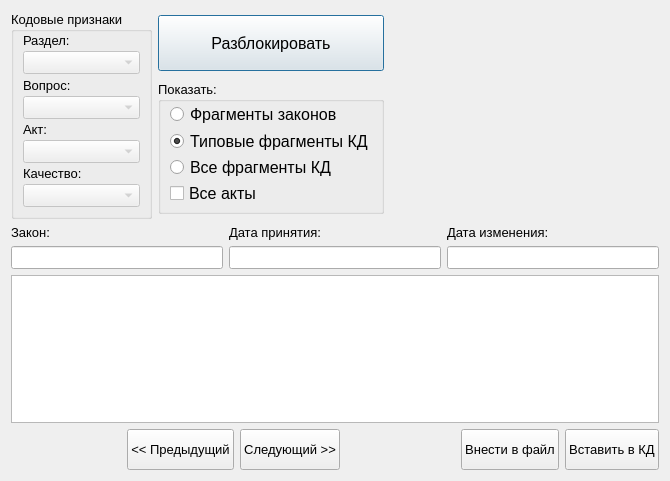
Before: the Qt Designer form knowledgebase.ui in YakSid/KDC_RSREU, drawn with Qt 5.
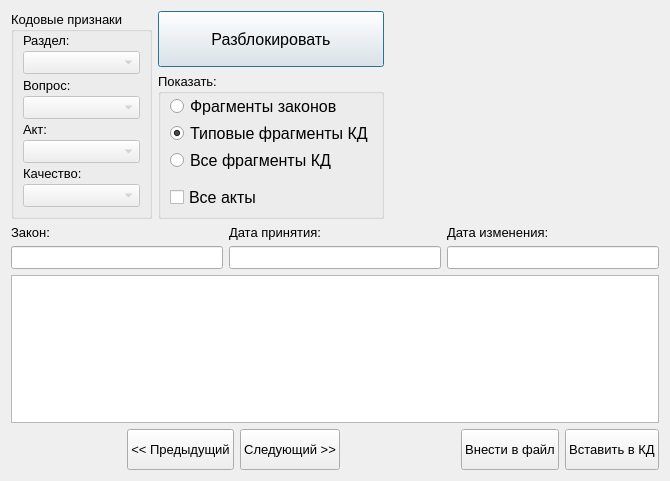
After: the same form once the commit is applied.

```diff
--- a/knowledgebase.ui
+++ b/knowledgebase.ui
@@ -182,7 +182,7 @@
        <property name="maximumSize">
         <size>
          <width>226</width>
-         <height>133</height>
+         <height>163</height>
         </size>
        </property>
        <property name="title">
```
